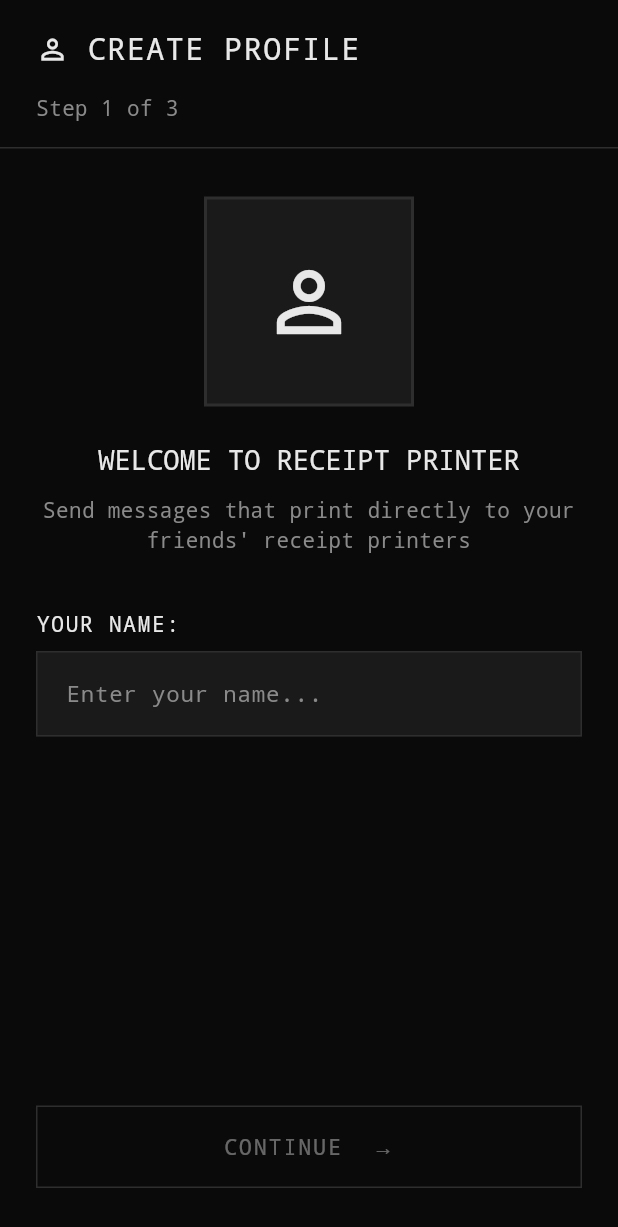
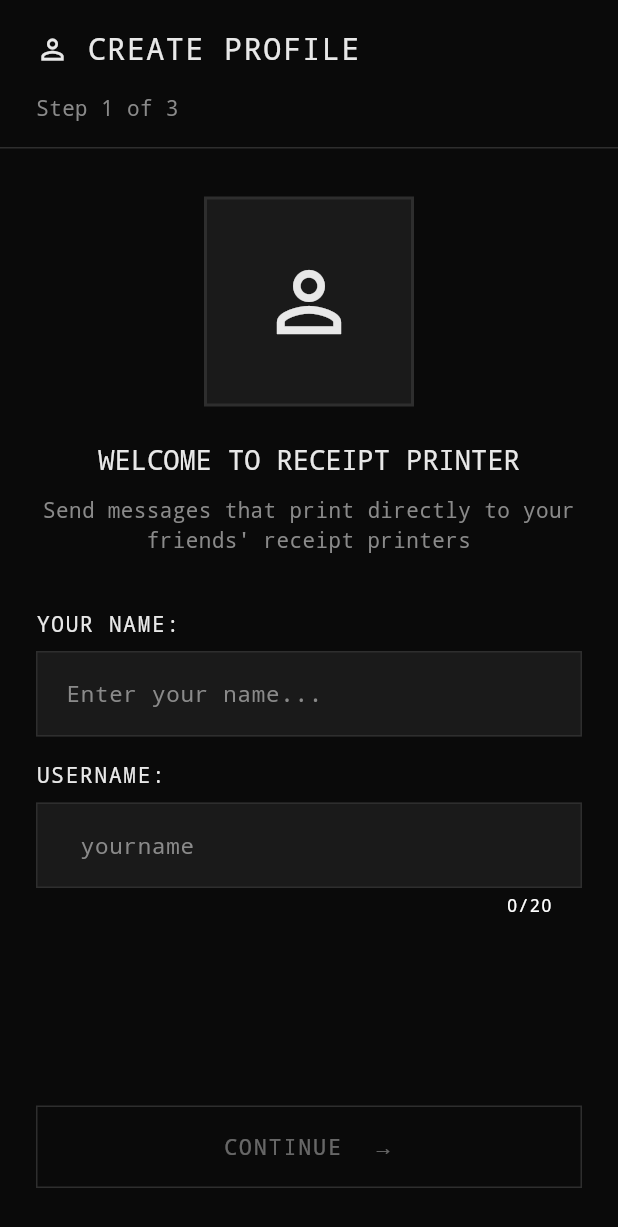
Before and after one commit to StanfordCS194/spr26-Team-20, a Flutter app: the ProfileScreen screen opened by its route, on a phone screen of 412 x 824 dp. Shown: the top 1227 px of the screen. Run offline on Flutter 3.47's test engine with Material 3 defaults, Android fonts, the phone set to English and light mode, and no system bars; our stand-ins replace cloud_firestore, firebase_auth, firebase_core, firebase_storage, flutter_contacts, flutter_riverpod and 7 more; missing offline and left inert: flutter_esp_ble_prov; accounts and stored records are empty.

Commit message:
add friends printer and add own printer screen

```diff
--- a/printimate_app/lib/app/router.dart
+++ b/printimate_app/lib/app/router.dart
@@ -15,6 +15,7 @@ import '../features/onboarding/profile_screen.dart';
 import '../features/pairing/provisioning_screen.dart';
 import '../features/send/send_screen.dart';
 import '../services/app_preferences.dart';
+import '../features/friends/friending_screen.dart';
 import 'theme.dart';
 
 bool get _canProvision {
@@ -85,6 +86,7 @@ final routerProvider = Provider<GoRouter>((ref) {
       GoRoute(path: '/onboarding/printer', builder: (_, __) => const PrinterSetupScreen()),
       GoRoute(path: '/provisioning', builder: (_, __) => const ProvisioningScreen()),
       GoRoute(path: '/home', builder: (_, __) => const HomeShell()),
+      GoRoute(path: '/friends', builder: (_, __) => const FriendingScreen()),
       GoRoute(
         path: '/send',
         builder: (_, __) => SendScreen(
--- a/printimate_app/lib/features/auth/auth_controller.dart
+++ b/printimate_app/lib/features/auth/auth_controller.dart
@@ -18,6 +18,7 @@ class AuthController {
   AuthController(this._auth, this._profiles);
   final FirebaseAuth _auth;
   final UserProfileRepository _profiles;
+  User? get currentUser => _auth.currentUser;
 
   Future<User> signUpWithEmail({
     required String email,
--- a/printimate_app/lib/features/onboarding/profile_screen.dart
+++ b/printimate_app/lib/features/onboarding/profile_screen.dart
@@ -3,6 +3,8 @@ import 'package:flutter_riverpod/flutter_riverpod.dart';
 import 'package:go_router/go_router.dart';
 
 import '../auth/auth_controller.dart';
+import '../auth/user_profile_repository.dart';
+
 import '_step_scaffold.dart';
 import 'onboarding_state.dart';
 
@@ -15,30 +17,65 @@ class ProfileScreen extends ConsumerStatefulWidget {
 
 class _ProfileScreenState extends ConsumerState<ProfileScreen> {
   late final TextEditingController _nameCtl;
+  late final TextEditingController _usernameCtl;
+  String? _usernameError;
+  bool _checkingUsername = false;
 
   @override
   void initState() {
     super.initState();
     _nameCtl = TextEditingController(text: ref.read(onboardingProvider).name);
+    _usernameCtl = TextEditingController();
   }
 
   @override
   void dispose() {
     _nameCtl.dispose();
+    _usernameCtl.dispose();
     super.dispose();
+  }
+  static const _minLength = 3;
+  static const _maxLength = 20;
+  static final _validChars = RegExp(r'^[a-zA-Z0-9_]+$');
+
+  String? _validateUsername(String value) {
+    if (value.length < _minLength) return 'At least $_minLength characters.';
+    if (value.length > _maxLength) return 'At most $_maxLength characters.';
+    if (!_validChars.hasMatch(value)) return 'Letters, numbers, and underscores only.';
+    return null;
   }
 
   Future<void> _continue() async {
     final name = _nameCtl.text.trim();
+    final username = _usernameCtl.text.trim();
     if (name.isEmpty) return;
+
+    final validationError = _validateUsername(username);
+    if (validationError != null) {
+      setState(() => _usernameError = validationError);
+      return;
+    }
+    setState(() { _checkingUsername = true; _usernameError = null; });
+
+    final repo = ref.read(userProfileRepositoryProvider);
+    final taken = await repo.isUsernameTaken(username);
+    if (taken) {
+      setState(() { _usernameError = 'That username is already taken.'; _checkingUsername = false; });
+      return;
+    }
+
+    setState(() => _checkingUsername = false);
     ref.read(onboardingProvider.notifier).setName(name);
     await ref.read(authControllerProvider).updateDisplayName(name);
+    await repo.setUsername(ref.read(authControllerProvider).currentUser!.uid, username);
     if (mounted) context.go('/onboarding/printer');
   }
 
   @override
   Widget build(BuildContext context) {
-    final canContinue = _nameCtl.text.trim().isNotEmpty;
+    final canContinue = _nameCtl.text.trim().isNotEmpty &&
+        _usernameCtl.text.trim().length >= _minLength &&
+        !_checkingUsername;
     return OnboardingStepScaffold(
       icon: Icons.person_outline,
       title: 'CREATE PROFILE',
@@ -67,10 +104,32 @@ class _ProfileScreenState extends ConsumerState<ProfileScreen> {
             onSubmitted: (_) => canContinue ? _continue() : null,
             decoration: const InputDecoration(hintText: 'Enter your name...'),
           ),
+          const SizedBox(height: 16),
+          Text('USERNAME:', style: Theme.of(context).textTheme.labelLarge),
+          const SizedBox(height: 8),
+          TextField(
+            controller: _usernameCtl,
+            onChanged: (_) => setState(() => _usernameError = null),
+            textInputAction: TextInputAction.done,
+            maxLength: _maxLength,
+            onSubmitted: (_) => canContinue ? _continue() : null,
+            decoration: InputDecoration(
+              prefixText: '@',
+              hintText: 'yourname',
+              errorText: _usernameError,
+            ),
+          ),
+          if (_usernameError != null)
+            Text(
+              _usernameError!,
+              style: Theme.of(context).textTheme.bodySmall!.copyWith(color: Colors.red),
+            ),
           const Spacer(),
           OutlinedButton(
             onPressed: canContinue ? _continue : null,
-            child: const Text('CONTINUE  →'),
+            child: _checkingUsername
+                ? const SizedBox(width: 16, height: 16, child: CircularProgressIndicator(strokeWidth: 2))
+                : const Text('CONTINUE  →'),
           ),
         ],
       ),
--- a/printimate_app/pubspec.yaml
+++ b/printimate_app/pubspec.yaml
@@ -59,6 +59,7 @@ dependencies:
   shared_preferences: ^2.3.2
   http: ^1.2.0
   flutter_esp_ble_prov: ^0.1.7
+  flutter_contacts: ^1.1.7
 
 dev_dependencies:
   flutter_test:
```
Also changed, not shown: printimate_app/lib/features/auth/user_profile_repository.dart (+26 -6 lines), printimate_app/lib/features/friends/friending_screen.dart (added, +190 -0 lines), printimate_app/lib/features/send/printers_list_screen.dart (+25 -0 lines), printimate_app/pubspec.lock, 2 other files.
